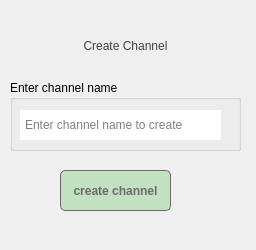
First picture: the form in createchannelname.ui, repository sanazshokrzadeh/Messanger_throw_10, before the edit.
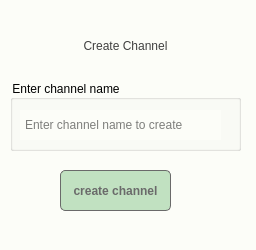
Second picture: the form after the edit.

What changed in the file:
```diff
--- a/createchannelname.ui
+++ b/createchannelname.ui
@@ -13,6 +13,9 @@
   <property name="windowTitle">
    <string>Create Channel</string>
   </property>
+  <property name="styleSheet">
+   <string notr="true">background-color: rgb(252, 253, 248);</string>
+  </property>
   <widget class="QLabel" name="label_3">
    <property name="geometry">
     <rect>
```
